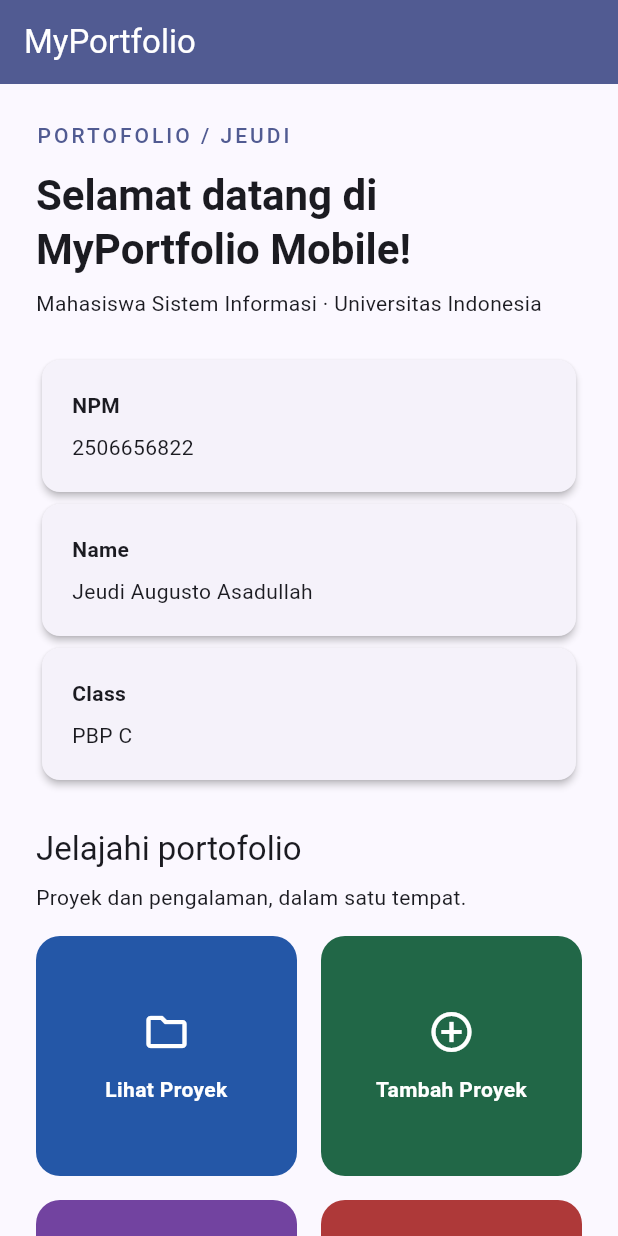
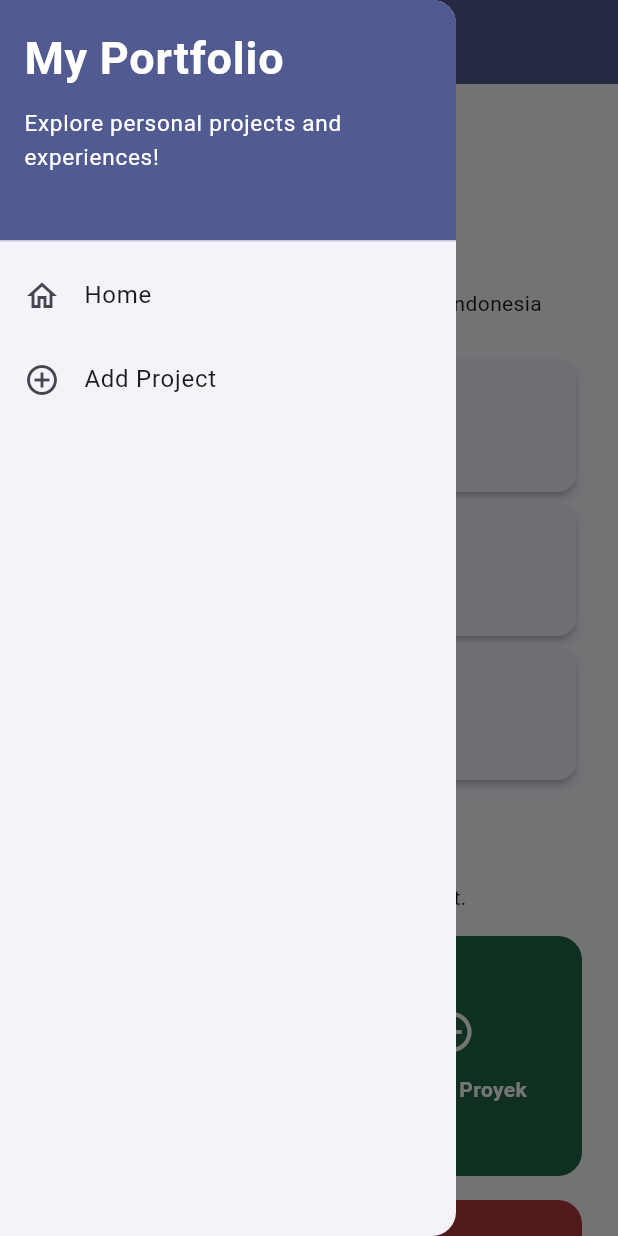
Before and after one commit to JeudiAugusto/myportofolio_mobile, a Flutter app: the screen it shows after launch, with the side drawer open (before the commit the screen has no drawer), on a phone screen of 412 x 824 dp. Run offline on Flutter 3.47's test engine with Material 3 defaults, Android fonts, the phone set to English and light mode, and no system bars; our stand-ins replace material_ui.

Commit message:
Complete Tutorial 09: navigation and project form

```diff
--- a/lib/main.dart
+++ b/lib/main.dart
@@ -1,5 +1,5 @@
-import 'package:flutter/material.dart';
-import 'package:myportofolio_mobile/menu.dart';
+import 'package:material_ui/material_ui.dart';
+import 'package:myportofolio_mobile/screens/menu.dart';
 
 void main() => runApp(const MyApp());
 
--- a/lib/menu.dart
+++ b/lib/screens/menu.dart
@@ -1,6 +1,8 @@
-import 'package:flutter/material.dart';
+import 'package:material_ui/material_ui.dart';
+import 'package:myportofolio_mobile/widgets/left_drawer.dart';
+import 'package:myportofolio_mobile/widgets/project_card.dart';
 
-/// Static menu; authentication and API navigation follow in later tutorials.
+/// Portfolio home with navigation to the project form.
 class MyHomePage extends StatelessWidget {
   const MyHomePage({super.key});
 
@@ -22,6 +24,7 @@ class MyHomePage extends StatelessWidget {
       backgroundColor: Theme.of(context).colorScheme.primary,
       foregroundColor: Theme.of(context).colorScheme.onPrimary,
     ),
+    drawer: const LeftDrawer(),
     body: SafeArea(
       child: SingleChildScrollView(
         padding: const EdgeInsets.all(24),
@@ -94,7 +97,7 @@ class MyHomePage extends StatelessWidget {
                     ),
                     const SizedBox(height: 24),
                     const Text(
-                      'Tutorial 08 · Basic Flutter',
+                      'Tutorial 09 · Navigation & Forms',
                       textAlign: TextAlign.center,
                     ),
                   ],
@@ -136,48 +139,3 @@ class ItemHomepage {
   final IconData icon;
   final Color color;
 }
-
-class ItemCard extends StatelessWidget {
-  const ItemCard(this.item, {super.key});
-  final ItemHomepage item;
-
-  @override
-  Widget build(BuildContext context) => Semantics(
-    button: true,
-    label: item.name,
-    excludeSemantics: true,
-    child: Material(
-      color: item.color,
-      borderRadius: BorderRadius.circular(16),
-      clipBehavior: Clip.antiAlias,
-      child: InkWell(
-        onTap: () => ScaffoldMessenger.of(context)
-          ..hideCurrentSnackBar()
-          ..showSnackBar(
-            SnackBar(
-              content: Text('Kamu telah menekan tombol ${item.name}!'),
-              behavior: SnackBarBehavior.floating,
-            ),
-          ),
-        child: Padding(
-          padding: const EdgeInsets.all(16),
-          child: Column(
-            mainAxisAlignment: MainAxisAlignment.center,
-            children: [
-              Icon(item.icon, color: Colors.white, size: 32),
-              const SizedBox(height: 12),
-              Text(
-                item.name,
-                textAlign: TextAlign.center,
-                style: const TextStyle(
-                  color: Colors.white,
-                  fontWeight: FontWeight.w600,
-                ),
-              ),
-            ],
-          ),
-        ),
-      ),
-    ),
-  );
-}
--- /dev/null
+++ b/lib/widgets/left_drawer.dart
@@ -0,0 +1,57 @@
+import 'package:material_ui/material_ui.dart';
+import 'package:myportofolio_mobile/screens/menu.dart';
+import 'package:myportofolio_mobile/screens/project_form.dart';
+
+class LeftDrawer extends StatelessWidget {
+  const LeftDrawer({super.key});
+
+  void _navigate(BuildContext context, Widget page) {
+    final navigator = Navigator.of(context);
+    navigator.pop();
+    navigator.pushReplacement(MaterialPageRoute<void>(builder: (_) => page));
+  }
+
+  @override
+  Widget build(BuildContext context) => Drawer(
+    child: ListView(
+      padding: EdgeInsets.zero,
+      children: [
+        DrawerHeader(
+          decoration: BoxDecoration(
+            color: Theme.of(context).colorScheme.primary,
+          ),
+          child: const SingleChildScrollView(
+            child: Column(
+              crossAxisAlignment: CrossAxisAlignment.start,
+              children: [
+                Text(
+                  'My Portfolio',
+                  style: TextStyle(
+                    fontSize: 30,
+                    fontWeight: FontWeight.bold,
+                    color: Colors.white,
+                  ),
+                ),
+                SizedBox(height: 10),
+                Text(
+                  'Explore personal projects and experiences!',
+                  style: TextStyle(fontSize: 15, color: Colors.white),
+                ),
+              ],
+            ),
+          ),
+        ),
+        ListTile(
+          leading: const Icon(Icons.home_outlined),
+          title: const Text('Home'),
+          onTap: () => _navigate(context, const MyHomePage()),
+        ),
+        ListTile(
+          leading: const Icon(Icons.add_circle_outline),
+          title: const Text('Add Project'),
+          onTap: () => _navigate(context, const ProjectFormPage()),
+        ),
+      ],
+    ),
+  );
+}
--- /dev/null
+++ b/lib/widgets/project_card.dart
@@ -0,0 +1,58 @@
+import 'package:material_ui/material_ui.dart';
+import 'package:myportofolio_mobile/screens/menu.dart';
+import 'package:myportofolio_mobile/screens/project_form.dart';
+
+class ItemCard extends StatelessWidget {
+  const ItemCard(this.item, {super.key});
+  final ItemHomepage item;
+
+  @override
+  Widget build(BuildContext context) => Semantics(
+    button: true,
+    label: item.name,
+    excludeSemantics: true,
+    child: Material(
+      color: item.color,
+      borderRadius: BorderRadius.circular(16),
+      clipBehavior: Clip.antiAlias,
+      child: InkWell(
+        onTap: () {
+          ScaffoldMessenger.of(context)
+            ..hideCurrentSnackBar()
+            ..showSnackBar(
+              SnackBar(
+                content: Text('Kamu telah menekan tombol ${item.name}!'),
+                behavior: SnackBarBehavior.floating,
+              ),
+            );
+          if (item.name == 'Tambah Proyek') {
+            Navigator.push(
+              context,
+              MaterialPageRoute<void>(
+                builder: (context) => const ProjectFormPage(),
+              ),
+            );
+          }
+        },
+        child: Padding(
+          padding: const EdgeInsets.all(16),
+          child: Column(
+            mainAxisAlignment: MainAxisAlignment.center,
+            children: [
+              Icon(item.icon, color: Colors.white, size: 32),
+              const SizedBox(height: 12),
+              Text(
+                item.name,
+                textAlign: TextAlign.center,
+                style: const TextStyle(
+                  color: Colors.white,
+                  fontWeight: FontWeight.w600,
+                ),
+              ),
+            ],
+          ),
+        ),
+      ),
+    ),
+  );
+}
--- a/pubspec.yaml
+++ b/pubspec.yaml
@@ -34,6 +34,7 @@ dependencies:
   # The following adds the Cupertino Icons font to your application.
   # Use with the CupertinoIcons class for iOS style icons.
   cupertino_icons: ^1.0.8
+  material_ui: ^1.11.1
 
 dev_dependencies:
   flutter_test:
```
Also changed, not shown: lib/screens/project_form.dart (added, +188 -0 lines), pubspec.lock, 3 other files.
